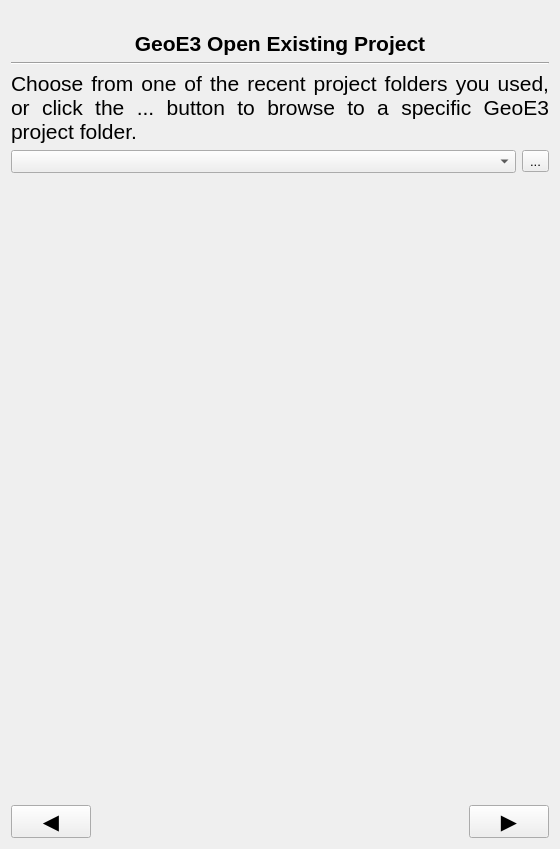
The window that geest/ui/open_project_panel_base.ui (worldbank/GEEST) describes before a commit, drawn with Qt 5.
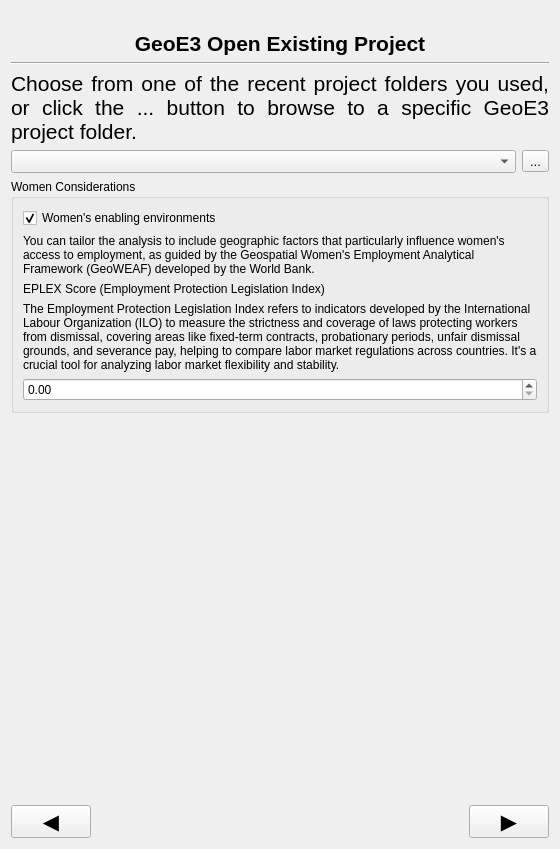
The same window after the commit. Icons and pictures are not drawn.

Commit message: Add EPLEX score functionality and UI elements for women considerations

The edit to the form file:
```diff
--- a/geest/ui/open_project_panel_base.ui
+++ b/geest/ui/open_project_panel_base.ui
@@ -109,6 +109,77 @@
     </layout>
    </item>
    <item row="5" column="0">
+    <widget class="QGroupBox" name="groupBox_women_considerations">
+     <property name="title">
+      <string>Women Considerations</string>
+     </property>
+     <layout class="QGridLayout" name="gridLayout_women">
+      <item row="0" column="0">
+       <widget class="QCheckBox" name="women_considerations_checkbox">
+        <property name="text">
+         <string>Women's enabling environments</string>
+        </property>
+        <property name="checked">
+         <bool>true</bool>
+        </property>
+       </widget>
+      </item>
+      <item row="1" column="0">
+       <widget class="QLabel" name="women_considerations_description">
+        <property name="text">
+         <string>You can tailor the analysis to include geographic factors that particularly influence women's access to employment, as guided by the Geospatial Women's Employment Analytical Framework (GeoWEAF) developed by the World Bank.</string>
+        </property>
+        <property name="wordWrap">
+         <bool>true</bool>
+        </property>
+       </widget>
+      </item>
+      <item row="2" column="0">
+       <widget class="QLabel" name="eplex_label">
+        <property name="text">
+         <string>EPLEX Score (Employment Protection Legislation Index)</string>
+        </property>
+        <property name="visible">
+         <bool>false</bool>
+        </property>
+       </widget>
+      </item>
+      <item row="3" column="0">
+       <widget class="QLabel" name="eplex_description">
+        <property name="text">
+         <string>The Employment Protection Legislation Index refers to indicators developed by the International Labour Organization (ILO) to measure the strictness and coverage of laws protecting workers from dismissal, covering areas like fixed-term contracts, probationary periods, unfair dismissal grounds, and severance pay, helping to compare labor market regulations across countries. It's a crucial tool for analyzing labor market flexibility and stability.</string>
+        </property>
+        <property name="wordWrap">
+         <bool>true</bool>
+        </property>
+        <property name="visible">
+         <bool>false</bool>
+        </property>
+       </widget>
+      </item>
+      <item row="4" column="0">
+       <widget class="QDoubleSpinBox" name="eplex_score_spinbox">
+        <property name="minimum">
+         <double>0.000000000000000</double>
+        </property>
+        <property name="maximum">
+         <double>5.000000000000000</double>
+        </property>
+        <property name="singleStep">
+         <double>0.100000000000000</double>
+        </property>
+        <property name="value">
+         <double>0.000000000000000</double>
+        </property>
+        <property name="visible">
+         <bool>false</bool>
+        </property>
+       </widget>
+      </item>
+     </layout>
+    </widget>
+   </item>
+   <item row="6" column="0">
     <spacer name="verticalSpacer">
      <property name="orientation">
       <enum>Qt::Vertical</enum>
@@ -121,7 +192,7 @@
      </property>
     </spacer>
    </item>
-   <item row="6" column="0">
+   <item row="7" column="0">
     <layout class="QHBoxLayout" name="horizontalLayout_2">
      <item>
       <widget class="QPushButton" name="previous_button">
```
The commit also changes 9 other files.
